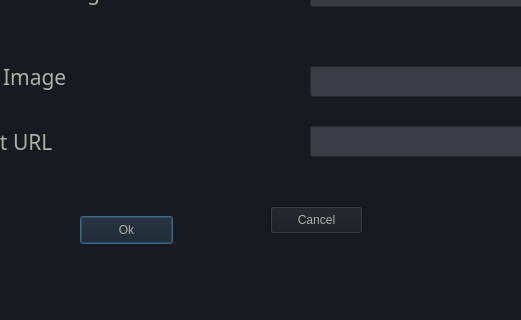
Qt form ui/editdialog.ui (KHOA3004/PTI) before a commit; both pictures show x 120 to 641 and y 254 to 574 of the 839 by 574 pixel window.
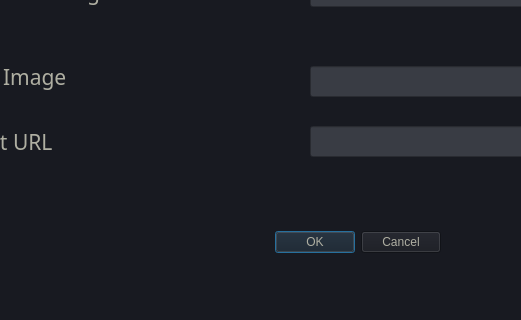
The same form after that commit.

The edit to the form file:
```diff
--- a/ui/editdialog.ui
+++ b/ui/editdialog.ui
@@ -126,38 +126,6 @@
     <string>Edit URL</string>
    </property>
   </widget>
-  <widget class="QPushButton" name="pushButton">
-   <property name="geometry">
-    <rect>
-     <x>200</x>
-     <y>470</y>
-     <width>93</width>
-     <height>28</height>
-    </rect>
-   </property>
-   <property name="styleSheet">
-    <string notr="true">color: rgb(175, 175, 162)</string>
-   </property>
-   <property name="text">
-    <string>Ok</string>
-   </property>
-  </widget>
-  <widget class="QPushButton" name="pushButton_2">
-   <property name="geometry">
-    <rect>
-     <x>390</x>
-     <y>460</y>
-     <width>93</width>
-     <height>28</height>
-    </rect>
-   </property>
-   <property name="styleSheet">
-    <string notr="true">color: rgb(175, 175, 162)</string>
-   </property>
-   <property name="text">
-    <string>Cancel</string>
-   </property>
-  </widget>
   <widget class="QLineEdit" name="lineEdit_NewGame">
    <property name="geometry">
     <rect>
@@ -228,6 +196,25 @@
 color: rgb(249, 255, 255);</string>
    </property>
   </widget>
+  <widget class="QDialogButtonBox" name="btnBox">
+   <property name="geometry">
+    <rect>
+     <x>220</x>
+     <y>480</y>
+     <width>341</width>
+     <height>32</height>
+    </rect>
+   </property>
+   <property name="styleSheet">
+    <string notr="true">color: rgb(175, 175, 162);</string>
+   </property>
+   <property name="orientation">
+    <enum>Qt::Horizontal</enum>
+   </property>
+   <property name="standardButtons">
+    <set>QDialogButtonBox::Cancel|QDialogButtonBox::Ok</set>
+   </property>
+  </widget>
  </widget>
  <resources/>
  <connections/>
```
